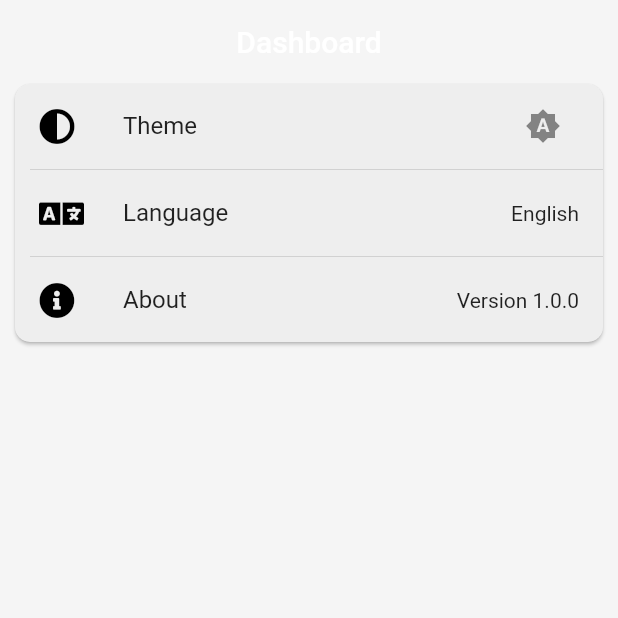
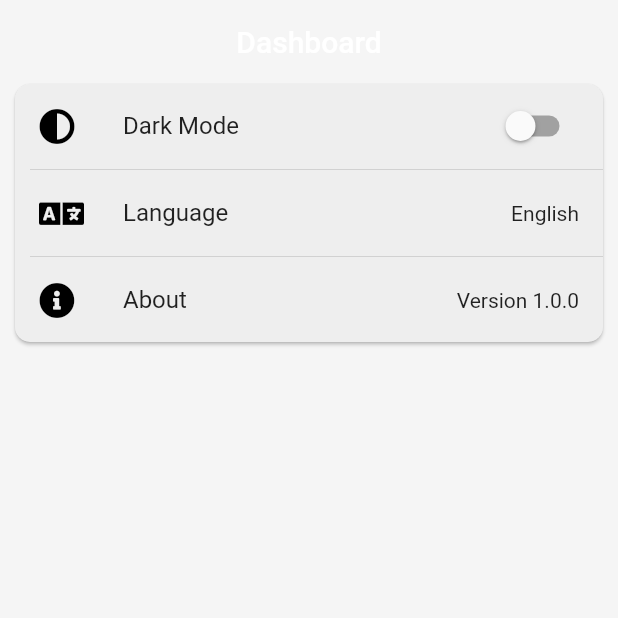
Before and after one commit to ivirtex/networkarch-flutter, a Flutter app: the screen it shows after launch, item 2 of the bottom bar chosen, on a phone screen of 412 x 824 dp, the top half of it. Run offline on Flutter 3.47's test engine with Material 2 defaults, Android fonts, the phone set to English and light mode, and no system bars; our stand-ins replace bloc, equatable, flutter_bloc, fluttertoast, font_awesome_flutter, google_maps_flutter and 3 more; missing offline and left inert: carrier_info, dart_ping, lan_scanner, network_info_plus, wake_on_lan.

Commit message:
Convert global theme to BLoC pattern

```diff
--- a/lib/constants.dart
+++ b/lib/constants.dart
@@ -25,7 +25,7 @@ abstract class Constants {
     // '/tools/ip_geo': (context) => const IPGeolocationView(),
   };
 
-  static ThemeData themeDataLight = ThemeData.light().copyWith(
+  static ThemeData lightThemeData = ThemeData.light().copyWith(
     scaffoldBackgroundColor: lightBgColor,
     brightness: Brightness.light,
     appBarTheme: const AppBarTheme(
@@ -36,7 +36,7 @@ abstract class Constants {
     ),
   );
 
-  static ThemeData themeDataDark = ThemeData.dark().copyWith(
+  static ThemeData darkThemeData = ThemeData.dark().copyWith(
     scaffoldBackgroundColor: darkBgColor,
     brightness: Brightness.dark,
     appBarTheme: const AppBarTheme(
--- a/lib/main.dart
+++ b/lib/main.dart
@@ -1,11 +1,15 @@
 // Flutter imports:
+import 'dart:developer';
+
 import 'package:flutter/cupertino.dart';
 import 'package:flutter/material.dart';
 import 'package:flutter/services.dart';
 
 // Package imports:
-import 'package:easy_dynamic_theme/easy_dynamic_theme.dart';
 import 'package:flutter_bloc/flutter_bloc.dart';
+import 'package:hydrated_bloc/hydrated_bloc.dart';
+import 'package:network_arch/theme/theme.dart';
+import 'package:path_provider/path_provider.dart';
 import 'package:provider/provider.dart';
 
 // Project imports:
@@ -15,7 +19,6 @@ import 'package:network_arch/lan_scanner/bloc/lan_scanner_bloc.dart';
 import 'package:network_arch/lan_scanner/repository/lan_scanner_repository.dart';
 import 'package:network_arch/models/connectivity_model.dart';
 import 'package:network_arch/models/ip_geo_model.dart';
-import 'package:network_arch/models/lan_scanner_model.dart';
 import 'package:network_arch/models/permissions_model.dart';
 import 'package:network_arch/models/toast_notification_model.dart';
 import 'package:network_arch/models/wake_on_lan_model.dart';
@@ -25,18 +28,25 @@ import 'package:network_arch/simple_bloc_observer.dart';
 
 void main() {
   WidgetsFlutterBinding.ensureInitialized();
+
   SystemChrome.setSystemUIOverlayStyle(
     const SystemUiOverlayStyle(
       systemNavigationBarColor: Colors.transparent,
     ),
   );
-
-  SystemChrome.setEnabledSystemUIMode(SystemUiMode.edgeToEdge).whenComplete(() {
+  SystemChrome.setEnabledSystemUIMode(SystemUiMode.edgeToEdge)
+      .whenComplete(() async {
     final PingRepository pingRepository = PingRepository();
     final LanScannerRepository lanScannerRepository = LanScannerRepository();
 
-    BlocOverrides.runZoned(
-      () {
+    final storage = await HydratedStorage.build(
+      storageDirectory: await getApplicationDocumentsDirectory(),
+    );
+
+    await storage.clear();
+
+    HydratedBlocOverrides.runZoned(
+      () async {
         runApp(
           MultiProvider(
             providers: [
@@ -54,21 +64,23 @@ void main() {
               child: MultiBlocProvider(
                 providers: [
                   BlocProvider(
+                    create: (context) => ThemeBloc(),
+                  ),
+                  BlocProvider(
                     create: (context) => PingBloc(pingRepository),
                   ),
                   BlocProvider(
                     create: (context) => LanScannerBloc(lanScannerRepository),
                   ),
                 ],
-                child: EasyDynamicThemeWidget(
                 child: const NetworkArch(),
-                ),
               ),
             ),
           ),
         );
       },
       blocObserver: SimpleBlocObserver(),
+      storage: storage,
     );
   });
 }
@@ -81,13 +93,15 @@ class NetworkArch extends StatelessWidget {
     //! Debug, remove in production
     // debugDefaultTargetPlatformOverride = TargetPlatform.iOS;
 
+    return BlocBuilder<ThemeBloc, ThemeState>(
+      builder: (context, state) {
         return MaterialApp(
           // useInheritedMediaQuery: true,
           // locale: DevicePreview.locale(context),
           title: 'Dashboard',
-      theme: Constants.themeDataLight,
-      darkTheme: Constants.themeDataDark,
-      themeMode: EasyDynamicTheme.of(context).themeMode,
+          theme: state.mode == AppThemeMode.light
+              ? Constants.lightThemeData
+              : Constants.darkThemeData,
           builder: (context, child) {
             return CupertinoTheme(
               data: Constants.cupertinoThemeData,
@@ -97,5 +111,7 @@ class NetworkArch extends StatelessWidget {
           routes: Constants.routes,
           home: const App(),
         );
+      },
+    );
   }
 }
--- a/lib/screens/settings_view.dart
+++ b/lib/screens/settings_view.dart
@@ -3,14 +3,22 @@ import 'package:flutter/cupertino.dart';
 import 'package:flutter/material.dart';
 
 // Package imports:
-import 'package:easy_dynamic_theme/easy_dynamic_theme.dart';
 import 'package:font_awesome_flutter/font_awesome_flutter.dart';
 
 // Project imports:
 import 'package:network_arch/shared/shared_widgets.dart';
+import 'package:network_arch/theme/theme.dart';
+import 'package:flutter_bloc/flutter_bloc.dart';
 
-class Settings extends StatelessWidget {
+class Settings extends StatefulWidget {
   const Settings({Key? key}) : super(key: key);
+
+  @override
+  State<Settings> createState() => _SettingsState();
+}
+
+class _SettingsState extends State<Settings> {
+  bool _isDarkModeSwitched = false;
 
   @override
   Widget build(BuildContext context) {
@@ -53,8 +61,21 @@ class Settings extends StatelessWidget {
             FontAwesomeIcons.adjust,
             color: isDarkModeOn ? Colors.white : Colors.black,
           ),
-          title: const Text('Theme'),
-          trailing: EasyDynamicThemeBtn(),
+          title: const Text('Dark Mode'),
+          trailing: Switch(
+            value: _isDarkModeSwitched,
+            onChanged: (isSwitched) {
+              setState(() {
+                _isDarkModeSwitched = isSwitched;
+              });
+
+              context.read<ThemeBloc>().add(
+                    _isDarkModeSwitched
+                        ? UpdateToDarkThemeEvent()
+                        : UpdateToLightThemeEvent(),
+                  );
+            },
+          ),
         ),
         ListTile(
           leading: FaIcon(
--- /dev/null
+++ b/lib/theme/bloc/theme_bloc.dart
@@ -0,0 +1,36 @@
+import 'package:equatable/equatable.dart';
+import 'package:hydrated_bloc/hydrated_bloc.dart';
+
+part 'theme_event.dart';
+part 'theme_state.dart';
+
+class ThemeBloc extends HydratedBloc<ThemeEvent, ThemeState> {
+  ThemeBloc() : super(const ThemeState(AppThemeMode.light)) {
+    on<UpdateToLightThemeEvent>(_onUpdateToLightThemeEvent);
+    on<UpdateToDarkThemeEvent>(_onUpdateToDarkThemeEvent);
+  }
+
+  void _onUpdateToLightThemeEvent(
+    UpdateToLightThemeEvent event,
+    Emitter<ThemeState> emit,
+  ) {
+    emit(const ThemeState(AppThemeMode.light));
+  }
+
+  void _onUpdateToDarkThemeEvent(
+    UpdateToDarkThemeEvent event,
+    Emitter<ThemeState> emit,
+  ) {
+    emit(const ThemeState(AppThemeMode.dark));
+  }
+
+  @override
+  ThemeState? fromJson(Map<String, dynamic> json) {
+    return ThemeState.fromJson(json);
+  }
+
+  @override
+  Map<String, dynamic>? toJson(ThemeState state) {
+    return state.toJson();
+  }
+}
--- /dev/null
+++ b/lib/theme/bloc/theme_event.dart
@@ -0,0 +1,12 @@
+part of 'theme_bloc.dart';
+
+abstract class ThemeEvent extends Equatable {
+  const ThemeEvent();
+
+  @override
+  List<Object> get props => [];
+}
+
+class UpdateToLightThemeEvent extends ThemeEvent {}
+
+class UpdateToDarkThemeEvent extends ThemeEvent {}
--- /dev/null
+++ b/lib/theme/bloc/theme_state.dart
@@ -0,0 +1,25 @@
+// ignore_for_file: sort_constructors_first
+
+part of 'theme_bloc.dart';
+
+class ThemeState extends Equatable {
+  const ThemeState(this.mode);
+  final AppThemeMode mode;
+
+  @override
+  List<Object> get props => [mode];
+
+  factory ThemeState.fromJson(Map<String, dynamic> map) {
+    return ThemeState(
+      map['mode'] as AppThemeMode,
+    );
+  }
+
+  Map<String, dynamic> toJson() {
+    return {
+      'mode': mode.name,
+    };
+  }
+}
+
+enum AppThemeMode { light, dark }
--- /dev/null
+++ b/lib/theme/theme.dart
@@ -0,0 +1 @@
+export 'bloc/theme_bloc.dart';
--- a/pubspec.yaml
+++ b/pubspec.yaml
@@ -32,12 +32,12 @@ dependencies:
   carrier_info: ^2.0.4
   dart_ping: ^6.1.1
   dart_ping_ios: ^1.0.0
-  easy_dynamic_theme: ^2.2.0
   fluttertoast: ^8.0.8
   font_awesome_flutter: ^9.2.0
   google_maps_flutter: ^2.1.1
   lan_scanner: ^3.2.0
   http: ^0.13.4
+  hydrated_bloc: ^8.0.0
   network_info_plus: ^2.1.2
   permission_handler: ^8.3.0
   percent_indicator: ^4.0.0
@@ -47,6 +47,8 @@ dependencies:
   animate_do: ^2.1.0
   wake_on_lan: ^2.0.2+1
   device_preview: ^1.0.0
+  equatable: ^2.0.3
+  path_provider: ^2.0.8
 
 dev_dependencies:
   flutter_test:
```
Also changed, not shown: lib/lan_scanner/views/lan_scanner_view.dart (+6 -2 lines), pubspec.lock. Lines whose indentation alone changed are shown as unchanged.
